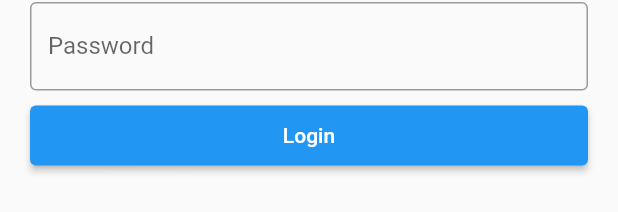
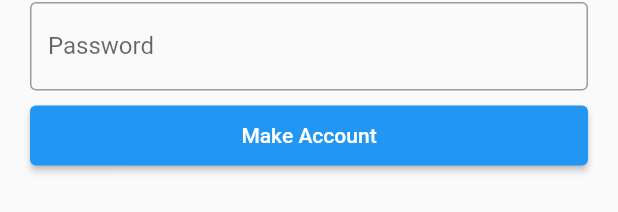
Before and after one commit to gringrant/ChangeBird, a Flutter app: the MyStatefulWidget widget shown alone on an empty page, opened directly, on a phone screen of 412 x 824 dp. Shown: the part 229-441 px from the top of the screen. Run offline on Flutter 3.47's test engine with Material 2 defaults, Android fonts, the phone set to English and light mode, and no system bars.

Commit message:
Make Account Button Goes back to Log In page

```diff
--- a/lib/login.dart
+++ b/lib/login.dart
@@ -1,5 +1,6 @@
 import 'package:flutter/material.dart';
 import 'signin.dart';
+import 'chat.dart';
 
 void main() => runApp(const MyLogin());
 
--- a/lib/signin.dart
+++ b/lib/signin.dart
@@ -1,4 +1,7 @@
+import 'package:change_bird/login.dart';
 import 'package:flutter/material.dart';
+import 'chat.dart';
+
 
 class SignInScreen extends StatelessWidget{
   const SignInScreen({Key? key}) : super(key: key);
@@ -69,10 +72,12 @@ class _MyStatefulWidgetState extends State<MyStatefulWidget> {
                 height: 50,
                 padding: const EdgeInsets.fromLTRB(10, 10, 10, 0),
                 child: ElevatedButton(
-                  child: const Text('Login'),
+                  child: const Text('Make Account'),
                   onPressed: () {
                     print(nameController.text);
                     print(passwordController.text);
+                    Navigator.push(context,
+                        MaterialPageRoute(builder: (context)=> MyLogin()));
                   },
                 )
             ),
```
